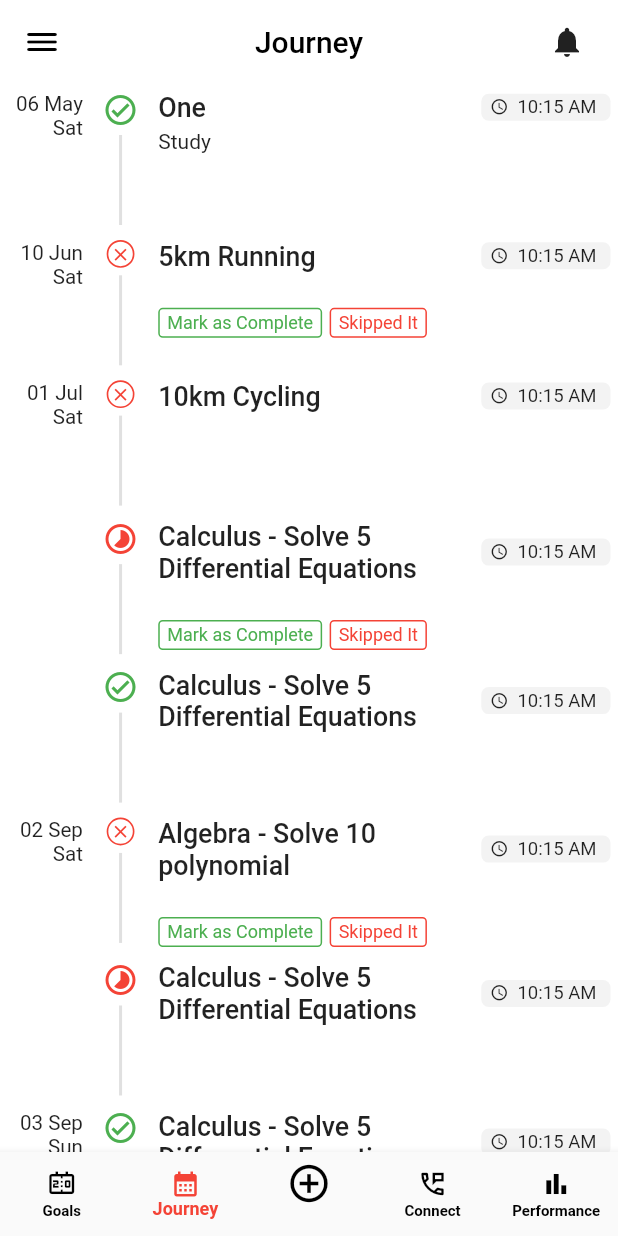
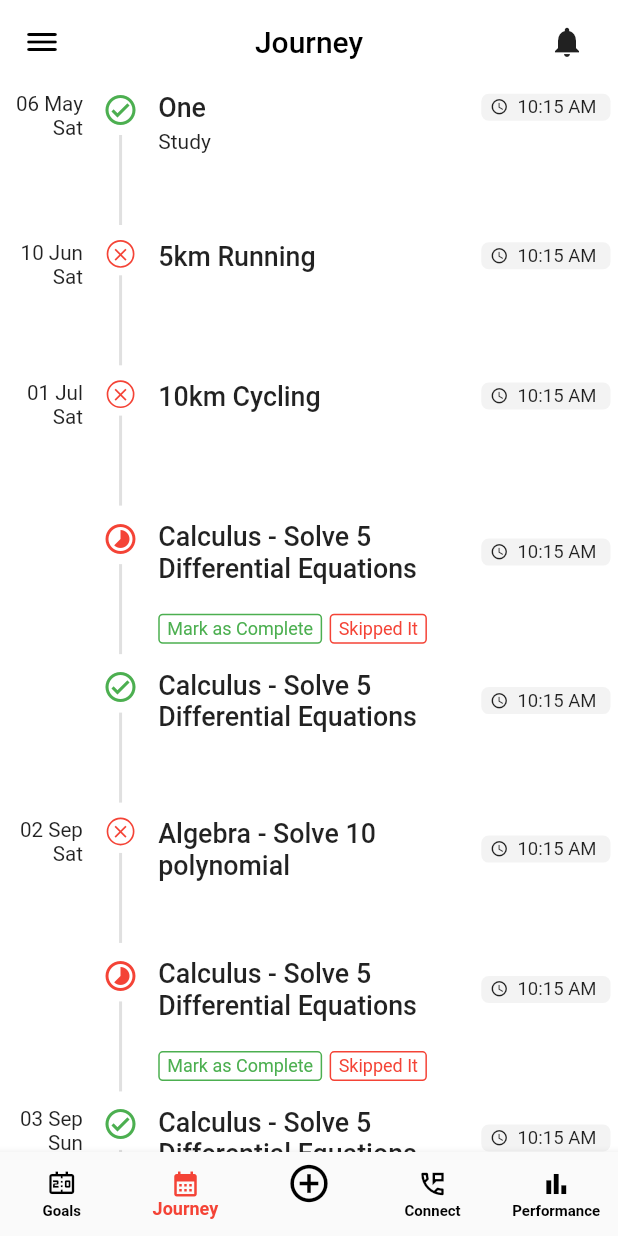
Before and after one commit to boblingram/TeauUp, a Flutter app: the screen it shows after launch, item 2 of the bottom bar chosen, on a phone screen of 412 x 824 dp. Run offline on Flutter 3.47's test engine with Material 2 defaults, Android fonts, the phone set to English and light mode, and no system bars; our stand-ins replace charts_flutter_new, contacts_service, flutter_switch, get, google_fonts, graphql and 11 more; missing offline and left inert: quds_popup_menu; accounts and stored records are empty; network calls fail; project files that could hold a hidden picture were left out.

Commit message:
-> Updated code to show mark as complete and Skip button in journey -> Updated model for participants tab

```diff
--- a/lib/models/IndividualGoalMemberModel.dart
+++ b/lib/models/IndividualGoalMemberModel.dart
@@ -18,25 +18,27 @@ class GoalMemberModel{
   };*/
 }
 
-//TODO Update the IndividualGoal Comment
 class IndividualGoalMemberModel{
-  //List of ISO String Dates
+  //String
   var createdBy;
-  // String
+  // ISO Date String
   var createdDt;
-  // It is value entered in daily tab - It is String but need to convert to int and append min at end
+  //String
   var deviceId;
-  // ISO String
+  //String
   var fullname;
-  //Activity ID
+  //String
   var id;
-  //List of days [n1,n2….nz] where 1>=n<=31 selected in Monthly days
-  var mentor;
+
+  // In Mentor.mentor would always be null
+  IndividualGoalMemberModel? mentor;
+
   //String
   var modifiedBy;
-  //ISO String time
+
+  //ISO String
   var modifiedDt;
-  //ISO String time
+  //String
   var ph;
 
   IndividualGoalMemberModel({
@@ -59,7 +61,7 @@ class IndividualGoalMemberModel{
     fullname: json["fullname"],
     modifiedDt: json["modifiedDt"],
     modifiedBy: json["modifiedBy"],
-    mentor: json["mentor"],
+    mentor: json["mentor"] == null ? null : IndividualGoalMemberModel.fromJson(json["mentor"]),
     deviceId: json["deviceId"]
   );
 
--- a/lib/views/goal_detail/goal_participants_tab.dart
+++ b/lib/views/goal_detail/goal_participants_tab.dart
@@ -131,7 +131,7 @@ class GoalParticipantsTabPage extends StatelessWidget {
                           index == 0 ? FontWeight.w700 : FontWeight.w400),
                 ),
                 Text(
-                    veGoalController.convertStringToNotNull(item.mentor).isEmpty ? "" :"You are mentored by ${veGoalController.convertStringToNotNull(item.mentor)}",
+                    veGoalController.convertStringToNotNull(item.mentor).isEmpty ? "" :"You are mentored by ${veGoalController.convertStringToNotNull(item.mentor?.fullname)}",
                   style: GoogleFonts.roboto(
                       color: Colors.black,
                       fontWeight:
--- a/lib/views/journey_views/journey_view.dart
+++ b/lib/views/journey_views/journey_view.dart
@@ -130,9 +130,11 @@ class _Journey_ViewState extends State<Journey_View> {
           journeyDateSorted["Yesterday"] = true;
         }
       }*/
+                  var journeyStatus = veGoalController.convertJStatusToJourney(
+                      item.status, item.date);
 
                   return IndividualJourneyItemWidget(
-                      showButtons: index % 2 != 0,
+                      showButtons: journeyStatus != JourneyStatus.Failed && journeyStatus != JourneyStatus.Success,
                       showDate: showJourneyDate,
                       timeText:
                           veGoalController.convertJTimeToTimeText(item.time),
@@ -144,8 +146,7 @@ class _Journey_ViewState extends State<Journey_View> {
                           veGoalController.convertStringToNotNull(item.name),
                       descText:
                           veGoalController.convertStringToNotNull(item.desc),
-                      journeyStatus: veGoalController.convertJStatusToJourney(
-                          item.status, item.date),
+                      journeyStatus: journeyStatus,
                       showDateSorted: showSectionText,
                       dateSortedText: section);
                 })
@@ -376,9 +377,6 @@ class IndividualJourneyItemWidget extends StatelessWidget {
                         height: 0.5.h,
                       ),
                       Text(descText),
-                      SizedBox(
-                        height: 0.5.h,
-                      ),
                       showButtons
                           ? Row(
                               children: [
```
